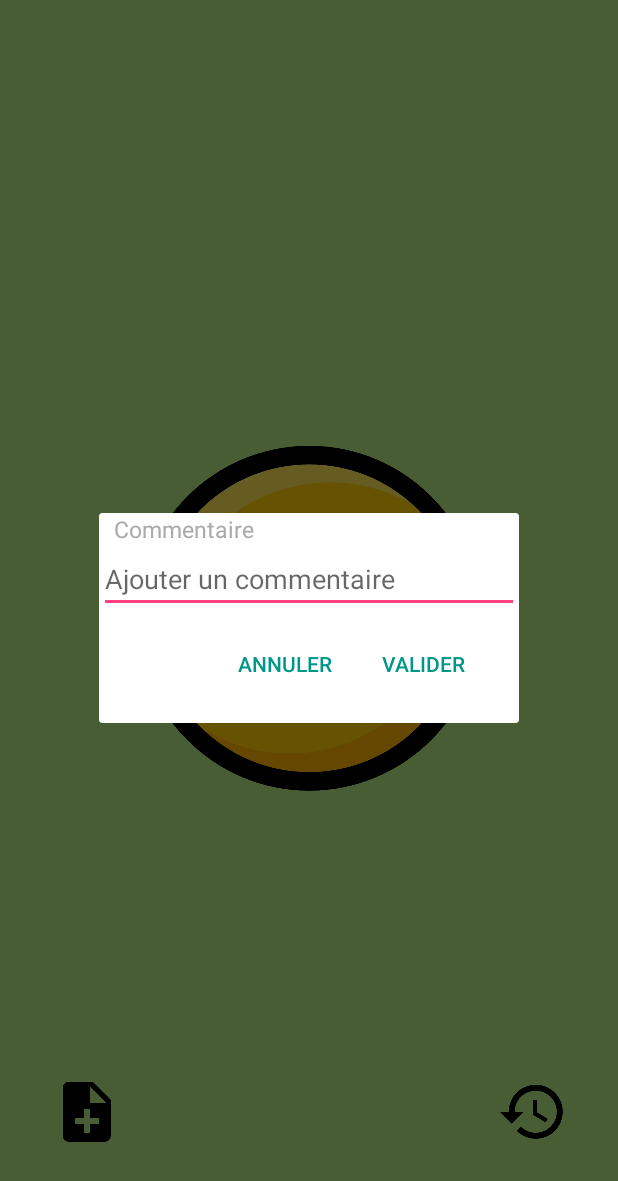
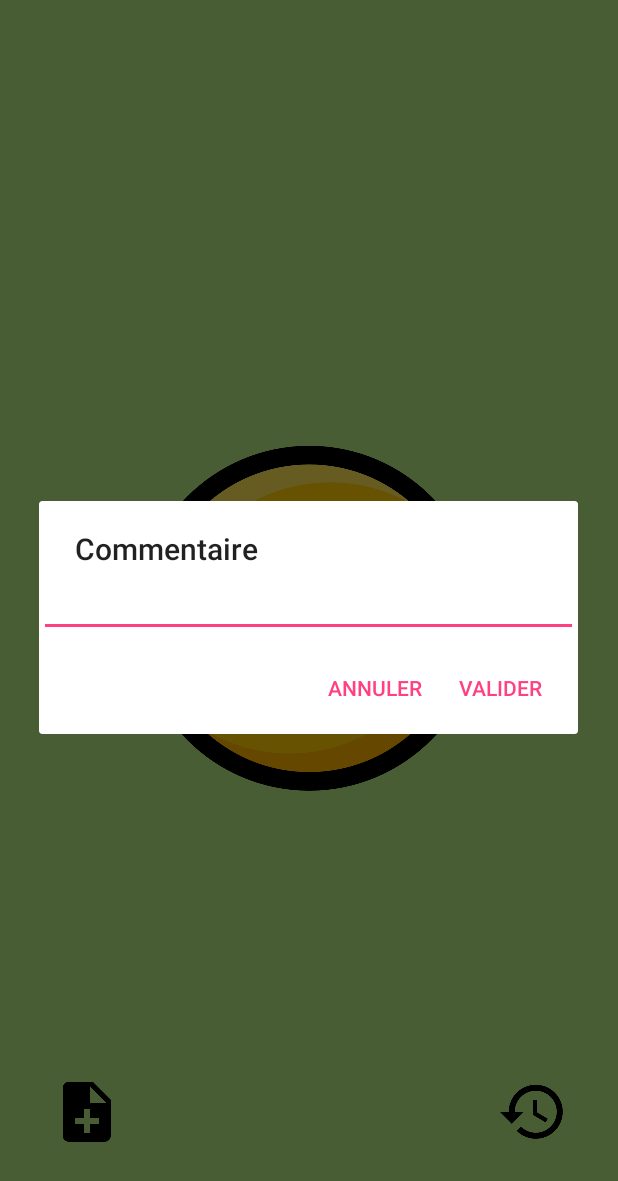
Before and after one commit to Th034S/moodTracker, an Android app: the screen it shows after launch (MainActivity), after a tap on "To add comments", on a phone screen of 412 x 824 dp. Shown: the top 1181 px of the screen. Run offline under Robolectric (Android 15) with nearby library versions, the phone set to English and light mode, and no system bars.

Commit message:
rectify one SharedPreferences in history intead two and delete customize dialog box, replace by a simple alertDialog

```diff
--- a/app/src/main/AndroidManifest.xml
+++ b/app/src/main/AndroidManifest.xml
@@ -4,7 +4,7 @@
 
     <application
         android:allowBackup="true"
-        android:icon="@mipmap/ic_launcher"
+        android:icon="@mipmap/ic_launcher_round"
         android:label="@string/app_name"
         android:roundIcon="@mipmap/ic_launcher_round"
         android:supportsRtl="true"
--- a/app/src/main/java/com/thomas/siadous/moodtracker/MainActivity.java
+++ b/app/src/main/java/com/thomas/siadous/moodtracker/MainActivity.java
@@ -1,7 +1,9 @@
 package com.thomas.siadous.moodtracker;
 
 // IMPORTS
+import android.app.AlertDialog;
 import android.app.Dialog;
+import android.content.DialogInterface;
 import android.content.Intent;
 import android.content.SharedPreferences;
 import android.media.AudioManager;
@@ -10,6 +12,7 @@ import android.support.v4.view.GestureDetectorCompat;
 import android.support.v7.app.AppCompatActivity;
 import android.os.Bundle;
 import android.text.Editable;
+import android.text.TextUtils;
 import android.text.TextWatcher;
 import android.util.Log;
 import android.view.GestureDetector;
@@ -19,9 +22,11 @@ import android.widget.Button;
 import android.widget.EditText;
 import android.widget.ImageButton;
 import android.widget.ImageView;
+import android.widget.LinearLayout;
 import android.widget.TextView;
 import java.util.ArrayList;
 import java.util.Calendar;
+import java.util.StringTokenizer;
 
 public class MainActivity extends AppCompatActivity implements GestureDetector.OnGestureListener {
 
@@ -33,8 +38,8 @@ public class MainActivity extends AppCompatActivity implements GestureDetector.O
 
     private SharedPreferences mPreferences; // Use to store data
     public final static String PREFERENCE_FILE = "PREFERENCE_FILE"; // Preference key
-    public final static String PREF_KEY_COMMENT = "PREF_KEY_COMMENT"; // Preference key
-    public final static String PREF_KEY_MOOD_LEVEL = "PREF_KEY_MOOD_LEVEL";
+    public final static String PREF_KEY_COMMENT = "PREF_KEY_COMMENT"; // Preference key comment
+    public final static String PREF_KEY_MOOD_LEVEL = "PREF_KEY_MOOD_LEVEL"; // preference key mood level
 
     public int levelOfMood = 3; // On what mood we are positioned / 3 correspond default mood / ex : 4 = :D / 0 = :(
     private static final String DEBUG_TAG = "Gestures"; // constant FOR LOG
@@ -60,10 +65,10 @@ public class MainActivity extends AppCompatActivity implements GestureDetector.O
         referenceElementLayout();
 
         mDetector = new GestureDetectorCompat(this, this); // Initiate the gesture detector
+
         mPreferences = getSharedPreferences(PREFERENCE_FILE, MODE_PRIVATE); // Initiate the SharedPreferences
-
-        final Calendar c = Calendar.getInstance();
-        mDay = c.get(Calendar.DAY_OF_MONTH);
+        final Calendar c = Calendar.getInstance(); // Initiate Calendar
+        mDay = c.get(Calendar.DAY_OF_MONTH); // to store the day of the month
 
         mSoundPool = new SoundPool(1, AudioManager.STREAM_MUSIC, 0); // initiate the soundPool
         referenceSound();
@@ -78,13 +83,17 @@ public class MainActivity extends AppCompatActivity implements GestureDetector.O
                 startActivity(historyActivityIntent);
             }
         });
-       manageDialogBox();
+       manageAlertDialog();
+
+
+
     }
 
     @Override
     public boolean onTouchEvent(MotionEvent event) { // For the good performance of gestureDetector
         return this.mDetector.onTouchEvent(event) || super.onTouchEvent(event);
     }
+
 
     private void addToImageList() {
         //add smiley images and background in an ArrayList
@@ -117,55 +126,71 @@ public class MainActivity extends AppCompatActivity implements GestureDetector.O
         imageButtonComments = findViewById(R.id.imageButton_comments); // Reference ImageButton to add comments
     }
 
-    private void manageDialogBox() {
-        // dialog box to add comments appears when clicked
+    private void manageAlertDialog(){ // TEST method
+
         imageButtonComments.setOnClickListener(new View.OnClickListener() {
             @Override
-            public void onClick(View view) {  // réduiure
-                final Dialog dialog = new Dialog(MainActivity.this);
-                dialog.setContentView(R.layout.dialog_box_comments);
-                //References
-                TextView titleComment = dialog.findViewById(R.id.title_dialog); // title of the dialog box
-                final EditText editComment = dialog.findViewById(R.id.edit_dialog); // Input
-                Button cancelCommentBtn = dialog.findViewById(R.id.cancel_button_dialog); // cancel button
-                final Button okDialogBtn = dialog.findViewById(R.id.ok_button_dialog); // ok button
-
-                okDialogBtn.setEnabled(false); // Disable okDialogButton
-                // onClick method for CANCEL Button
-                cancelCommentBtn.setOnClickListener(new View.OnClickListener() {
+            public void onClick(View view) {
+                final AlertDialog.Builder alert = new AlertDialog.Builder(MainActivity.this);
+                final EditText editComment;
+                editComment = new EditText(MainActivity.this);
+                LinearLayout.LayoutParams lp = new LinearLayout.LayoutParams(
+                        LinearLayout.LayoutParams.MATCH_PARENT,
+                        LinearLayout.LayoutParams.MATCH_PARENT);
+                editComment.setLayoutParams(lp);
+                alert.setView(editComment);
+                Log.d("DEBUG", "Enters");
+                alert.setTitle("Commentaire");
+                alert.setNegativeButton("Annuler", new DialogInterface.OnClickListener() {
                     @Override
-                    public void onClick(View view) {
-                        dialog.dismiss(); // close dialog box when click in cancelButton
+                    public void onClick(DialogInterface dialogInterface, int i) {
+                        alert.setCancelable(true);
                     }
                 });
-                // onClick method for OK Button
-                okDialogBtn.setOnClickListener(new View.OnClickListener() {
+                Log.d("DEBUG", "Enters 2");
+                alert.setPositiveButton("Valider", new DialogInterface.OnClickListener() {
                     @Override
-                    public void onClick(View view) {
+                    public void onClick(DialogInterface dialogInterface, int i) {
                         final Calendar c = Calendar.getInstance();
                         if (mDay == c.get(Calendar.DAY_OF_MONTH)) {
                             mPreferences.edit().putString(PREF_KEY_COMMENT, editComment.getText().toString()).apply(); // Save comment
                         }
-                        dialog.dismiss(); // close dialog box
+                        alert.setCancelable(true); // close dialog box
                     }
                 });
-                dialog.show();
-                // until a character is entered, the button remains disabled
-                editComment.addTextChangedListener(new TextWatcher() {
+                Log.d("DEBUG", "Enters 3");
+
+               // final AlertDialog dialog = alert.create();
+                alert.show();
+                Log.d("DEBUG", "Enters 4");
+
+
+             /*   editComment.addTextChangedListener(new TextWatcher() {
                     @Override
                     public void beforeTextChanged(CharSequence charSequence, int i, int i1, int i2) { // NOT USE
                     }
                     @Override
-                    public void onTextChanged(CharSequence s, int i, int i1, int i2) {
-                        okDialogBtn.setEnabled(s.toString().length() != 0); // Enable the okButton when the length of comment does not equal to zero
+                    public void onTextChanged(CharSequence s, int i, int i1, int i2) { // NOT USE
+                        // Check if edit text is empty
+                        if (TextUtils.isEmpty(s)) {
+                            // Disable ok button
+                            dialog.getButton(AlertDialog.BUTTON_POSITIVE).setEnabled(false);
+                        } else {
+                            // Something into edit text. Enable the button.
+                            dialog.getButton(AlertDialog.BUTTON_POSITIVE).setEnabled(true);
+                        }
                     }
                     @Override
-                    public void afterTextChanged(Editable editable) { // NOT USE
+                    public void afterTextChanged(Editable s) {
+
                     }
-                });
+                }); */
             }
         });
+
     }
+
+
 
     // According to the swipe up or down, background and smiley change
     public void onSwipe(Boolean isUp) {
@@ -242,6 +267,7 @@ public class MainActivity extends AppCompatActivity implements GestureDetector.O
                 if (mDay == c.get(Calendar.DAY_OF_MONTH)) {
                     mPreferences.edit().putInt(PREF_KEY_MOOD_LEVEL, levelOfMood).apply();
                 }
+
             }
 
             if (e1.getY() > e2.getY()) {
@@ -251,6 +277,7 @@ public class MainActivity extends AppCompatActivity implements GestureDetector.O
                 if(mDay == c.get(Calendar.DAY_OF_MONTH)) {
                     mPreferences.edit().putInt(PREF_KEY_MOOD_LEVEL, levelOfMood).apply();
                 }
+
             }
         }
         return true;
--- a/app/src/main/res/layout/activity_history.xml
+++ b/app/src/main/res/layout/activity_history.xml
@@ -1,11 +1,10 @@
 <?xml version="1.0" encoding="utf-8"?>
 <LinearLayout xmlns:android="http://schemas.android.com/apk/res/android"
-    xmlns:app="http://schemas.android.com/apk/res-auto"
     xmlns:tools="http://schemas.android.com/tools"
     android:id="@+id/MyLayoutHistory"
     android:layout_width="match_parent"
     android:layout_height="match_parent"
-    android:background="?android:attr/colorButtonNormal"
+    android:background="@color/grey_background_history"
     android:orientation="vertical"
     tools:context=".HistoryActivity">
 
--- a/app/src/main/res/layout/dialog_box_comments.xml
+++ /dev/null
@@ -1,54 +0,0 @@
-<?xml version="1.0" encoding="utf-8"?>
-<LinearLayout xmlns:android="http://schemas.android.com/apk/res/android"
-    android:layout_width="match_parent"
-    android:layout_height="match_parent"
-    android:minWidth="280dp"
-    android:minHeight="140dp"
-
-    android:orientation="vertical">
-
-
-
-    <TextView
-        android:id="@+id/title_dialog"
-        android:layout_width="wrap_content"
-        android:layout_height="wrap_content"
-        android:text="@string/title_dialog_comment"
-        android:textColor="@android:color/darker_gray"
-        android:layout_marginLeft="10dp"
-        android:textSize="15sp" />
-
-    <EditText
-        android:id="@+id/edit_dialog"
-        android:layout_width="match_parent"
-        android:layout_height="wrap_content"
-        android:hint="@string/hint_dialog_comment" />
-
-    <RelativeLayout
-        android:layout_width="match_parent"
-        android:layout_height="match_parent">
-
-        <Button
-            android:id="@+id/cancel_button_dialog"
-            android:layout_width="wrap_content"
-            android:layout_height="wrap_content"
-            android:layout_marginLeft="80dp"
-            android:layout_marginTop="10dp"
-            android:background="@android:color/transparent"
-            android:text="@string/button_dialog_cancel_comment"
-            android:textColor="#009688" />
-
-        <Button
-            android:id="@+id/ok_button_dialog"
-            android:layout_width="wrap_content"
-            android:layout_height="wrap_content"
-            android:layout_alignParentEnd="true"
-            android:layout_alignParentTop="true"
-            android:layout_marginEnd="20dp"
-            android:layout_marginTop="10dp"
-            android:background="@android:color/transparent"
-            android:text="@string/button_dialog_ok_comment"
-            android:textColor="#009688" />
-    </RelativeLayout>
-
-</LinearLayout>
--- a/app/src/main/res/values/colors.xml
+++ b/app/src/main/res/values/colors.xml
@@ -11,5 +11,6 @@
     <color name="light_sage">#b8e986</color>
     <color name="banana_yellow">#f9ec4f</color>
 
+    <color name="grey_background_history">#bdbdbd</color>
     <color name="transparent">#00000000</color>
 </resources>
```
Also changed, not shown: app/src/main/java/com/thomas/siadous/moodtracker/HistoryActivity.java (+16 -8 lines), app/src/main/res/layout/card_view_facilities.xml (added, +24 -0 lines).
